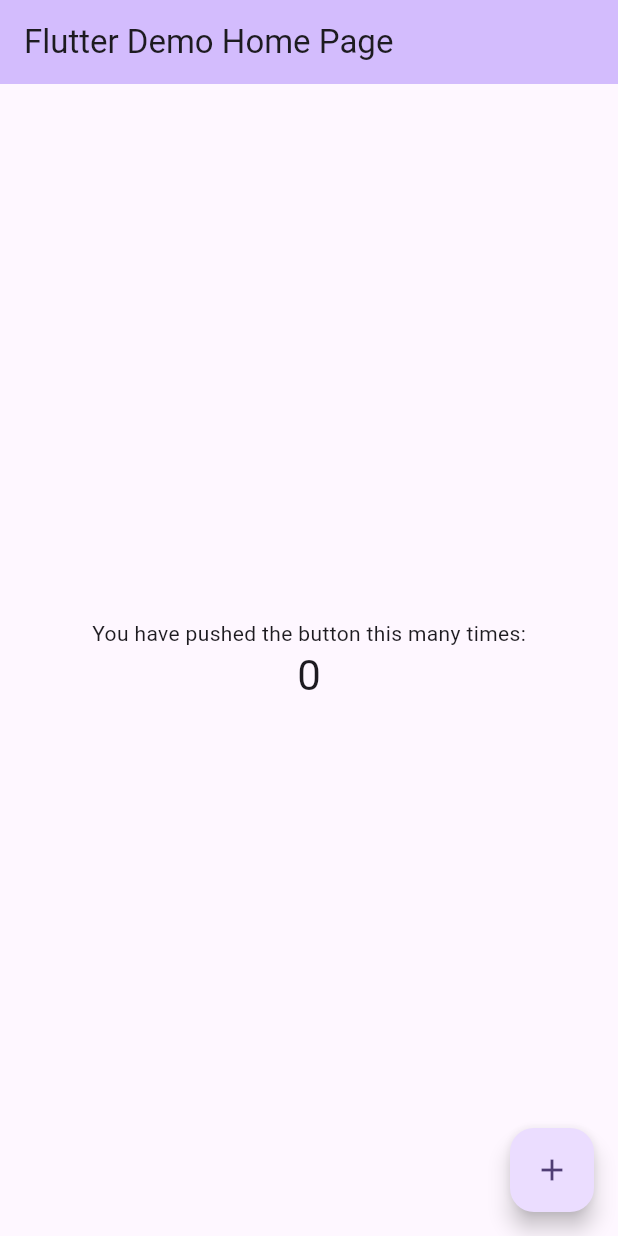
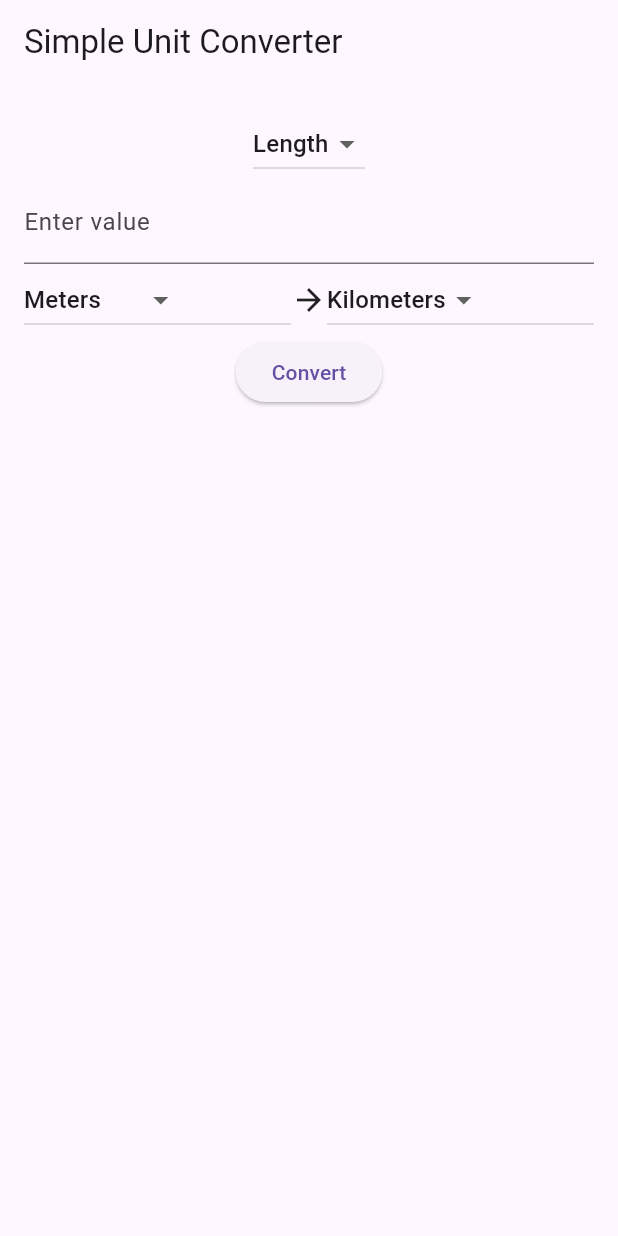
Before and after one commit to vchu22/flutter_unit_converter, a Flutter app: the screen it shows after launch, on a phone screen of 412 x 824 dp. Run offline on Flutter 3.47's test engine with Material 3 defaults, Android fonts, the phone set to English and light mode, and no system bars.

Commit message:
build from newly init project and add basic unit converter

```diff
--- a/lib/main.dart
+++ b/lib/main.dart
@@ -1,125 +1,130 @@
 import 'package:flutter/material.dart';
 
 void main() {
-  runApp(const MyApp());
+  runApp(UnitConverterApp());
 }
 
-class MyApp extends StatelessWidget {
-  const MyApp({super.key});
-
-  // This widget is the root of your application.
+class UnitConverterApp extends StatelessWidget {
   @override
   Widget build(BuildContext context) {
-    return MaterialApp(
-      title: 'Flutter Demo',
-      theme: ThemeData(
-        // This is the theme of your application.
-        //
-        // TRY THIS: Try running your application with "flutter run". You'll see
-        // the application has a purple toolbar. Then, without quitting the app,
-        // try changing the seedColor in the colorScheme below to Colors.green
-        // and then invoke "hot reload" (save your changes or press the "hot
-        // reload" button in a Flutter-supported IDE, or press "r" if you used
-        // the command line to start the app).
-        //
-        // Notice that the counter didn't reset back to zero; the application
-        // state is not lost during the reload. To reset the state, use hot
-        // restart instead.
-        //
-        // This works for code too, not just values: Most code changes can be
-        // tested with just a hot reload.
-        colorScheme: ColorScheme.fromSeed(seedColor: Colors.deepPurple),
-        useMaterial3: true,
-      ),
-      home: const MyHomePage(title: 'Flutter Demo Home Page'),
-    );
+    return MaterialApp(title: 'Unit Converter', home: UnitConverterScreen());
   }
 }
 
-class MyHomePage extends StatefulWidget {
-  const MyHomePage({super.key, required this.title});
-
-  // This widget is the home page of your application. It is stateful, meaning
-  // that it has a State object (defined below) that contains fields that affect
-  // how it looks.
-
-  // This class is the configuration for the state. It holds the values (in this
-  // case the title) provided by the parent (in this case the App widget) and
-  // used by the build method of the State. Fields in a Widget subclass are
-  // always marked "final".
-
-  final String title;
-
+class UnitConverterScreen extends StatefulWidget {
   @override
-  State<MyHomePage> createState() => _MyHomePageState();
+  _UnitConverterScreenState createState() => _UnitConverterScreenState();
 }
 
-class _MyHomePageState extends State<MyHomePage> {
-  int _counter = 0;
+class _UnitConverterScreenState extends State<UnitConverterScreen> {
+  final TextEditingController _inputController = TextEditingController();
+  String _fromUnit = 'Meters';
+  String _toUnit = 'Kilometers';
+  String _result = '';
 
-  void _incrementCounter() {
+  final Map<String, double> lengthUnits = {'Meters': 1.0, 'Kilometers': 1000.0};
+
+  final Map<String, double> weightUnits = {'Grams': 1.0, 'Kilograms': 1000.0};
+
+  String _conversionType = 'Length'; // or 'Weight'
+
+  void _convert() {
+    double? input = double.tryParse(_inputController.text);
+    if (input == null) return;
+
+    double result = 0.0;
+
+    Map<String, double> units =
+        _conversionType == 'Length' ? lengthUnits : weightUnits;
+
+    result = input * (units[_fromUnit]! / units[_toUnit]!);
+
     setState(() {
-      // This call to setState tells the Flutter framework that something has
-      // changed in this State, which causes it to rerun the build method below
-      // so that the display can reflect the updated values. If we changed
-      // _counter without calling setState(), then the build method would not be
-      // called again, and so nothing would appear to happen.
-      _counter++;
+      _result = '$input $_fromUnit = ${result.toStringAsFixed(3)} $_toUnit';
     });
   }
 
   @override
   Widget build(BuildContext context) {
-    // This method is rerun every time setState is called, for instance as done
-    // by the _incrementCounter method above.
-    //
-    // The Flutter framework has been optimized to make rerunning build methods
-    // fast, so that you can just rebuild anything that needs updating rather
-    // than having to individually change instances of widgets.
+    final units = _conversionType == 'Length' ? lengthUnits : weightUnits;
+
     return Scaffold(
-      appBar: AppBar(
-        // TRY THIS: Try changing the color here to a specific color (to
-        // Colors.amber, perhaps?) and trigger a hot reload to see the AppBar
-        // change color while the other colors stay the same.
-        backgroundColor: Theme.of(context).colorScheme.inversePrimary,
-        // Here we take the value from the MyHomePage object that was created by
-        // the App.build method, and use it to set our appbar title.
-        title: Text(widget.title),
-      ),
-      body: Center(
-        // Center is a layout widget. It takes a single child and positions it
-        // in the middle of the parent.
+      appBar: AppBar(title: Text('Simple Unit Converter')),
+      body: Padding(
+        padding: const EdgeInsets.all(16.0),
         child: Column(
-          // Column is also a layout widget. It takes a list of children and
-          // arranges them vertically. By default, it sizes itself to fit its
-          // children horizontally, and tries to be as tall as its parent.
-          //
-          // Column has various properties to control how it sizes itself and
-          // how it positions its children. Here we use mainAxisAlignment to
-          // center the children vertically; the main axis here is the vertical
-          // axis because Columns are vertical (the cross axis would be
-          // horizontal).
-          //
-          // TRY THIS: Invoke "debug painting" (choose the "Toggle Debug Paint"
-          // action in the IDE, or press "p" in the console), to see the
-          // wireframe for each widget.
-          mainAxisAlignment: MainAxisAlignment.center,
-          children: <Widget>[
-            const Text(
-              'You have pushed the button this many times:',
+          children: [
+            DropdownButton<String>(
+              value: _conversionType,
+              items:
+                  ['Length', 'Weight']
+                      .map(
+                        (type) =>
+                            DropdownMenuItem(value: type, child: Text(type)),
+                      )
+                      .toList(),
+              onChanged: (value) {
+                setState(() {
+                  _conversionType = value!;
+                  _fromUnit = units.keys.first;
+                  _toUnit = units.keys.last;
+                });
+              },
             ),
-            Text(
-              '$_counter',
-              style: Theme.of(context).textTheme.headlineMedium,
+            TextField(
+              controller: _inputController,
+              keyboardType: TextInputType.number,
+              decoration: InputDecoration(labelText: 'Enter value'),
             ),
+            Row(
+              children: [
+                Expanded(
+                  child: DropdownButton<String>(
+                    value: _fromUnit,
+                    items:
+                        units.keys
+                            .map(
+                              (unit) => DropdownMenuItem(
+                                value: unit,
+                                child: Text(unit),
+                              ),
+                            )
+                            .toList(),
+                    onChanged: (value) {
+                      setState(() {
+                        _fromUnit = value!;
+                      });
+                    },
+                  ),
+                ),
+                const Icon(Icons.arrow_forward),
+                Expanded(
+                  child: DropdownButton<String>(
+                    value: _toUnit,
+                    items:
+                        units.keys
+                            .map(
+                              (unit) => DropdownMenuItem(
+                                value: unit,
+                                child: Text(unit),
+                              ),
+                            )
+                            .toList(),
+                    onChanged: (value) {
+                      setState(() {
+                        _toUnit = value!;
+                      });
+                    },
+                  ),
+                ),
+              ],
+            ),
+            ElevatedButton(onPressed: _convert, child: Text('Convert')),
+            SizedBox(height: 20),
+            Text(_result, style: TextStyle(fontSize: 20)),
           ],
         ),
       ),
-      floatingActionButton: FloatingActionButton(
-        onPressed: _incrementCounter,
-        tooltip: 'Increment',
-        child: const Icon(Icons.add),
-      ), // This trailing comma makes auto-formatting nicer for build methods.
     );
   }
 }
```
Also changed, not shown: pubspec.yaml (+8 -9 lines), pubspec.lock, 40 other files.
